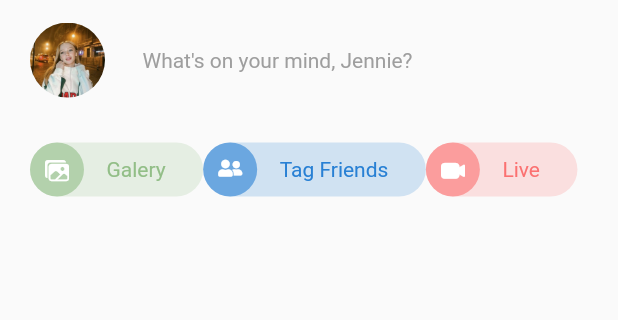
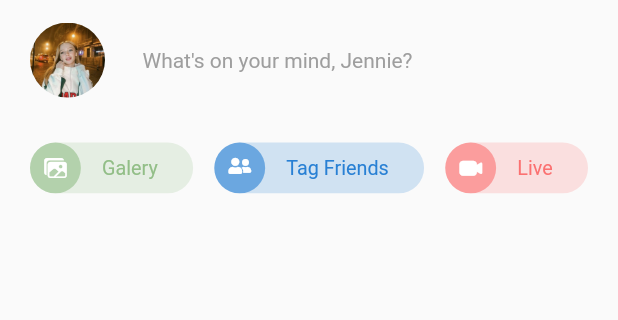
Before and after one commit to Jennie1515/FacebookUI, a Flutter app: the screen it shows after launch, on a phone screen of 412 x 824 dp, the part 84-404 px from its top. Run offline on Flutter 3.47's test engine with Material 2 defaults, Android fonts, the phone set to English and light mode, and no system bars; our stand-ins replace flutter_svg.

Commit message:
Bug overflow solucion

```diff
--- a/lib/facebook_ui.dart/widgets/quick_actions.dart
+++ b/lib/facebook_ui.dart/widgets/quick_actions.dart
@@ -10,17 +10,25 @@ class QuickActions extends StatelessWidget {
 
   @override
   Widget build(BuildContext context) {
-    return Row(
+    return FittedBox(
+      fit: BoxFit.scaleDown,
+      child: Row(
         children: const [
           QuickButtom(
             color: Color(0xff92BE87),
             icon: CustomIcons.photos,
             text: 'Galery',
           ),
+          SizedBox(
+            width: 15,
+          ),
           QuickButtom(
             color: Color(0xff2880d4),
             icon: CustomIcons.user_friends,
             text: 'Tag Friends',
+          ),
+          SizedBox(
+            width: 15,
           ),
           QuickButtom(
             color: Color(0xffFB7171),
@@ -28,6 +36,7 @@ class QuickActions extends StatelessWidget {
             text: 'Live',
           ),
         ],
+      ),
     );
   }
 }
--- a/lib/facebook_ui.dart/widgets/quick_buttom.dart
+++ b/lib/facebook_ui.dart/widgets/quick_buttom.dart
@@ -23,6 +23,7 @@ class QuickButtom extends StatelessWidget {
         ),
       ),
       child: Row(
+        mainAxisSize: MainAxisSize.min,
         children: [
           CircleButtom(
             color: color.withOpacity(0.6),
```
Lines whose indentation alone changed are shown as unchanged.
